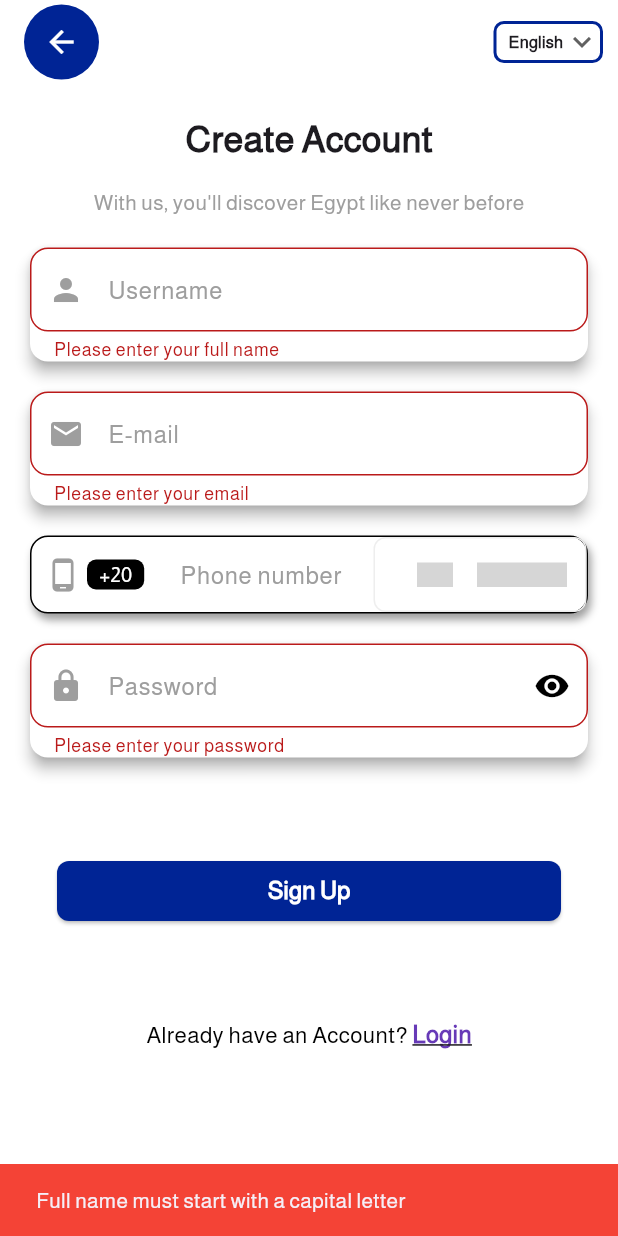
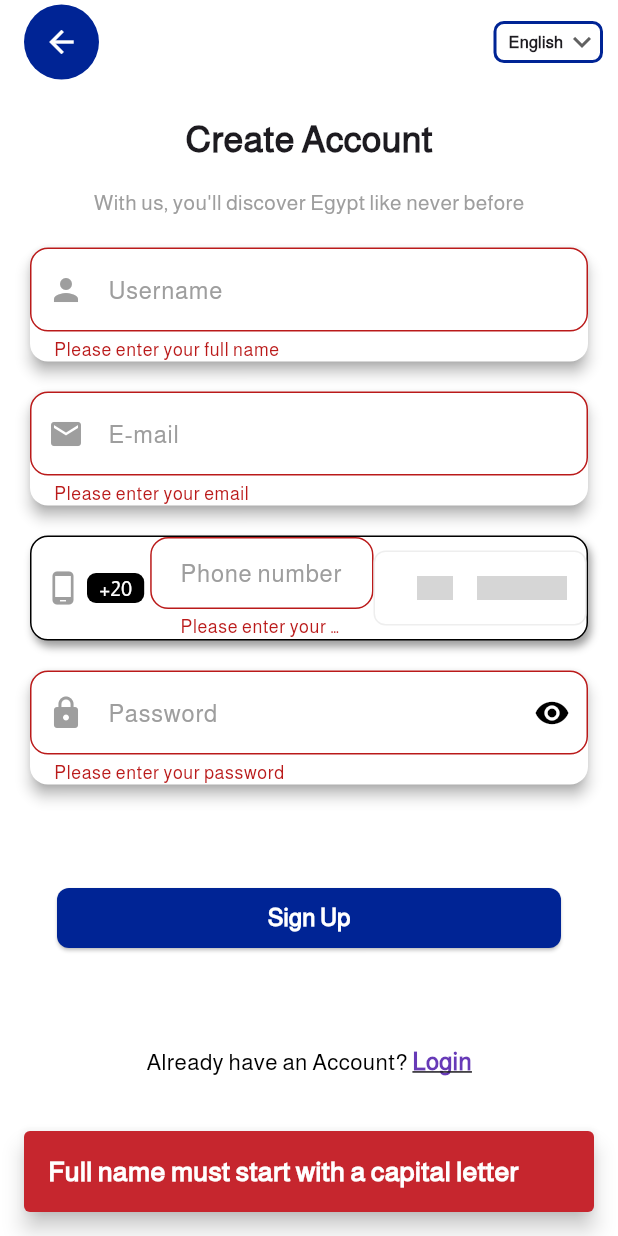
Before and after one commit to mohamedsalah918101/Egy-Tour, a Flutter app: the screen it shows after launch, after a tap on "Sign Up", on a phone screen of 412 x 824 dp. Run offline on Flutter 3.47's test engine with Material 3 defaults, Android fonts, the phone set to English and light mode, and no system bars; drawn by our look-alikes of country_code_picker; our stand-ins replace easy_localization; grey boxes are pictures that could not be loaded.

Commit message:
Sign Up Page

```diff
--- a/lib/features/sign_up/presentation/views/sign_up_view.dart
+++ b/lib/features/sign_up/presentation/views/sign_up_view.dart
@@ -1,6 +1,7 @@
 import 'package:country_code_picker/country_code_picker.dart';
 import 'package:easy_localization/easy_localization.dart';
 import 'package:egy_tour/core/utils/theme/app_colors.dart';
+import 'package:egy_tour/core/utils/widget/custom_snack_bar.dart';
 import 'package:flutter/material.dart';
 
 class SignUpView extends StatefulWidget {
@@ -24,7 +25,81 @@ class _SignUpViewState extends State<SignUpView> {
       backgroundColor: Colors.white,
       appBar: AppBar(
         backgroundColor: Colors.white,
-        title: Container(
+        title: arrowBackIcon(),
+        actions: [
+          changeLanguage(),
+        ],
+      ),
+      body: SingleChildScrollView(
+        child: Center(
+          child: Column(
+            mainAxisAlignment: MainAxisAlignment.center,
+            children: [
+              SizedBox(height: 20,),
+              // Title
+              Text(
+                'signup.title'.tr(),
+                style: TextStyle(
+                  fontSize: 24,
+                  fontWeight: FontWeight.bold,
+                ),
+              ),
+              SizedBox(height: 15),
+              // Subtitle
+              Text(
+                'signup.subtitle'.tr(),
+                style: TextStyle(fontSize: 14, color: Colors.grey),
+              ),
+              SizedBox(
+                height: 20,
+              ),
+
+              // Form
+              Form(
+                key: _formKey,
+                child: Padding(
+                  padding: const EdgeInsets.symmetric(horizontal: 20.0),
+                  child: Column(
+                    crossAxisAlignment: CrossAxisAlignment.stretch,
+                    spacing: 20,
+                    children: [
+                      // Username Field
+                      usernameField(),
+
+                      // Email Field
+                      emailField(),
+
+                      // Phone Field
+                      phoneField(),
+
+                      // Password Field
+                      passwordField(),
+
+                      SizedBox(
+                        height: 25,
+                      ),
+                      // Sign Up Button
+                      signUpButton(),
+
+                      SizedBox(
+                        height: 20,
+                      ),
+
+                      // Already Have Account
+                      alreadyHaveAccount()
+                    ],
+                  ),
+                ),
+              ),
+            ],
+          ),
+        ),
+      ),
+    );
+  }
+
+  Widget arrowBackIcon() {
+    return Container(
       width: 50,
       height: 50,
       decoration: BoxDecoration(
@@ -37,9 +112,11 @@ class _SignUpViewState extends State<SignUpView> {
           Navigator.pop(context);
         },
       ),
-        ),
-        actions: [
-          Padding(
+    );
+  }
+
+  Widget changeLanguage() {
+    return Padding(
       padding: const EdgeInsets.symmetric(horizontal: 10.0),
       child: Container(
         width: 73,
@@ -77,39 +154,11 @@ class _SignUpViewState extends State<SignUpView> {
           ),
         ),
       ),
-          )
-        ],
-      ),
-      body: SingleChildScrollView(
-        child: Center(
-          child: Column(
-            mainAxisAlignment: MainAxisAlignment.center,
-            children: [
-              SizedBox(height: 20,),
-              Text(
-                'signup.title'.tr(),
-                style: TextStyle(
-                  fontSize: 24,
-                  fontWeight: FontWeight.bold,
-                ),
-              ),
-              SizedBox(height: 15),
-              Text(
-                'signup.subtitle'.tr(),
-                style: TextStyle(fontSize: 14, color: Colors.grey),
-              ),
-              SizedBox(
-                height: 20,
-              ),
-              Form(
-                key: _formKey,
-                child: Padding(
-                  padding: const EdgeInsets.symmetric(horizontal: 20.0),
-                  child: Column(
-                    crossAxisAlignment: CrossAxisAlignment.stretch,
-                    spacing: 20,
-                    children: [
-                      Material(
+    );
+  }
+
+  Widget usernameField(){
+    return Material(
       elevation: 4,
       shadowColor: Colors.grey,
       borderRadius: BorderRadius.circular(12),
@@ -136,9 +185,11 @@ class _SignUpViewState extends State<SignUpView> {
           return null;
         },
       ),
-                      ),
+    );
+  }
 
-                      Material(
+  Widget emailField() {
+    return Material(
       elevation: 4,
       shadowColor: Colors.grey,
       borderRadius: BorderRadius.circular(12),
@@ -165,9 +216,11 @@ class _SignUpViewState extends State<SignUpView> {
           return null;
         },
       ),
-                      ),
+    );
+  }
 
-                  Container(
+  Widget phoneField() {
+    return Container(
       decoration: BoxDecoration(
           color: Colors.white,
           borderRadius: BorderRadius.circular(12),
@@ -208,8 +261,8 @@ class _SignUpViewState extends State<SignUpView> {
               controller: phoneController,
               keyboardType: TextInputType.phone,
               decoration: InputDecoration(
-                              labelText: 'signup.phone'.tr(),
-                              labelStyle: TextStyle(color: Colors.grey),
+                hintText: 'signup.phone'.tr(),
+                hintStyle: TextStyle(color: Colors.grey),
                 border: OutlineInputBorder(
                   borderRadius: BorderRadius.circular(12),
                   borderSide: BorderSide(color: Colors.transparent),
@@ -224,6 +277,15 @@ class _SignUpViewState extends State<SignUpView> {
                 ),
                 contentPadding: const EdgeInsets.symmetric(horizontal: 16),
               ),
+              validator: (value) {
+                if (value == null || value.isEmpty) {
+                  return 'Please enter your number';
+                }
+                if (value.length < 10) {
+                  return 'phone must be at least 10 numbers';
+                }
+                return null;
+              },
             ),
           ),
 
@@ -244,9 +306,11 @@ class _SignUpViewState extends State<SignUpView> {
           ),
         ],
       ),
-                  ),
+    );
+  }
 
-                      Material(
+  Widget passwordField() {
+    return Material(
       elevation: 4,
       shadowColor: Colors.grey,
       borderRadius: BorderRadius.circular(12),
@@ -286,26 +350,29 @@ class _SignUpViewState extends State<SignUpView> {
           return null;
         },
       ),
-                      ),
-                      SizedBox(
-                        height: 25,
-                      ),
-                      Padding(
+    );
+  }
+
+  togglePassword() {
+    hiddenPassword = !hiddenPassword;
+    setState(() {});
+  }
+
+  Widget signUpButton() {
+    return Padding(
       padding: const EdgeInsets.symmetric(horizontal: 18.0),
       child: ElevatedButton(
-                          onPressed: () async {
+        onPressed: ()  {
           if (_formKey.currentState!.validate()) {
           } else {
-                              if (nameController.text.isEmpty ||
-                                  nameController.text[0] !=
-                                      nameController.text[0].toUpperCase()) {
-                                showErrorSnackBar(
-                                    "Full name must start with a capital letter");
+            if (nameController.text.isEmpty || nameController.text[0] != nameController.text[0].toUpperCase()) {
+              showCustomSnackBar(context, "Full name must start with a capital letter", backgroundColor: AppColors.red);
             } else if (!emailController.text.contains('@')) {
-                                showErrorSnackBar("Email must contain @");
+              showCustomSnackBar(context, "Email must contain @", backgroundColor: AppColors.red);
             } else if (passwordController.text.length < 6) {
-                                showErrorSnackBar(
-                                    "Password must be at least 6 characters");
+              showCustomSnackBar(context, "Password must be at least 6 characters", backgroundColor: AppColors.red);
+            } else if (phoneController.text.length < 10) {
+              showCustomSnackBar(context, "phone must be at least 10 numbers", backgroundColor: AppColors.red);
             }
           }
         },
@@ -320,11 +387,11 @@ class _SignUpViewState extends State<SignUpView> {
           style: TextStyle(color: Colors.white, fontSize: 16, fontWeight: FontWeight.bold),
         ),
       ),
-                      ),
-                      SizedBox(
-                        height: 20,
-                      ),
-                      Row(
+    );
+  }
+
+  Widget alreadyHaveAccount() {
+    return Row(
       mainAxisAlignment: MainAxisAlignment.center,
       children: [
         Text(
@@ -344,27 +411,7 @@ class _SignUpViewState extends State<SignUpView> {
           ),
         ),
       ],
-                      )
-                    ],
-                  ),
-                ),
-              ),
-            ],
-          ),
-        ),
-      ),
     );
   }
 
-  togglePassword() {
-    hiddenPassword = !hiddenPassword;
-    setState(() {});
 }
-
-  showErrorSnackBar(String message) {
-    ScaffoldMessenger.of(context).showSnackBar(SnackBar(
-      content: Text(message),
-      backgroundColor: Colors.red,
-    ));
-  }
-}
```
Lines whose indentation alone changed are shown as unchanged.
